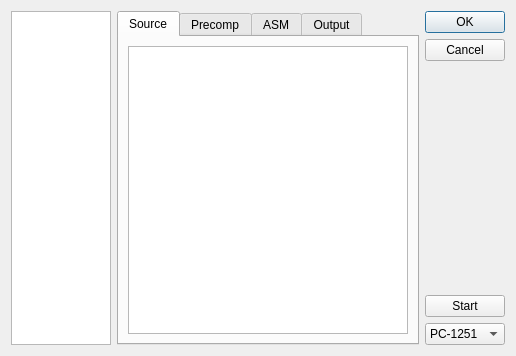
Old version of the form ui/dialogide.ui in the repository TheProjecter/pockemul.
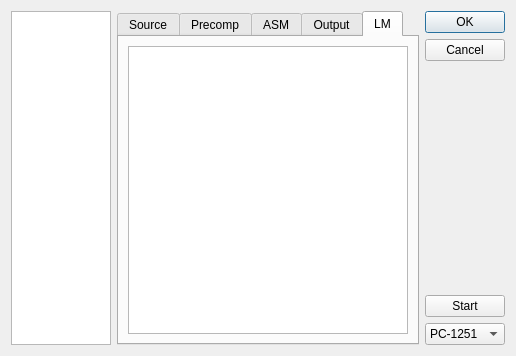
New version of the form.

```diff
--- a/ui/dialogide.ui
+++ b/ui/dialogide.ui
@@ -58,7 +58,7 @@
        <item>
         <widget class="QTabWidget" name="tabWidget">
          <property name="currentIndex">
-          <number>0</number>
+          <number>4</number>
          </property>
          <widget class="QWidget" name="tab">
           <attribute name="title">
@@ -100,6 +100,16 @@
            </item>
           </layout>
          </widget>
+         <widget class="QWidget" name="tab_5">
+          <attribute name="title">
+           <string>LM</string>
+          </attribute>
+          <layout class="QHBoxLayout" name="horizontalLayout_8">
+           <item>
+            <widget class="QPlainTextEdit" name="outputlm"/>
+           </item>
+          </layout>
+         </widget>
         </widget>
        </item>
       </layout>
```
